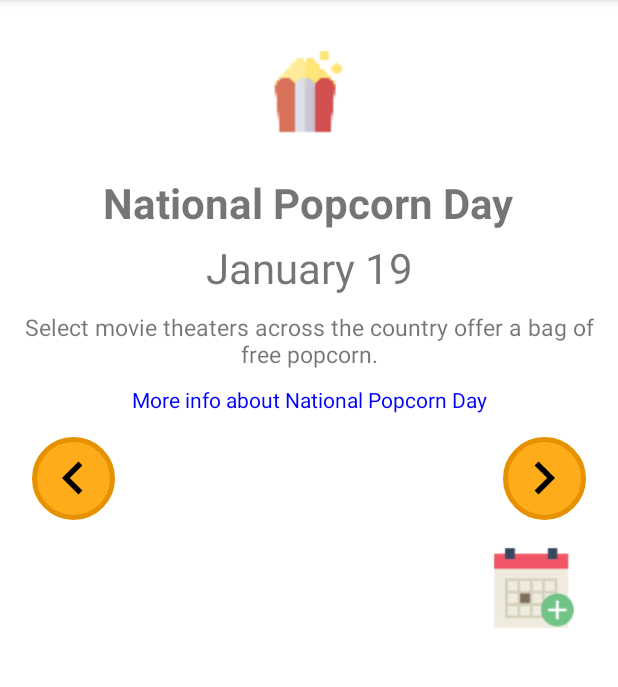
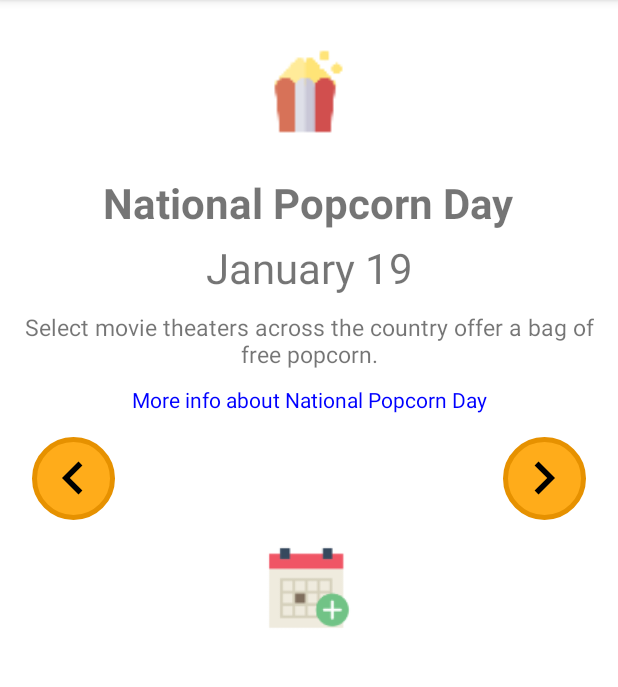
Before and after one commit to nifferdil/Free-Days, an Android app: the screen it shows after launch (FreeDaysActivity), after a tap on "GET STARTED!", on a phone screen of 412 x 824 dp, the part 84-771 px from its top. Run offline under Robolectric (Android 15) with nearby library versions, the phone set to English and light mode, and no system bars; our stand-ins replace ButterKnife.

Commit message:
Center Calendar icon

```diff
--- a/app/src/main/java/com/epicodus/nationalfreedays/epicodus/models/FreeDayLib.java
+++ b/app/src/main/java/com/epicodus/nationalfreedays/epicodus/models/FreeDayLib.java
@@ -71,7 +71,7 @@ public class FreeDayLib {
                 "Free Comic Day",
                 "First Saturday in May",
                 Calendar.MAY,
-                0,
+                Calendar.SATURDAY,
                 "Participating comic book stores across North America give away free comic books.",
                 "http://www.freecomicbookday.com/"
         ));
@@ -81,7 +81,7 @@ public class FreeDayLib {
                 "National Donut Day",
                 "First Friday in June",
                 Calendar.JUNE,
-                0,
+                Calendar.FRIDAY,
                 "Get a free donut at Krispy Kreme, LaMar's Donuts, and Shipley Do-Nuts.",
                 ""
         ));
--- a/app/src/main/res/layout/activity_free_days.xml
+++ b/app/src/main/res/layout/activity_free_days.xml
@@ -140,7 +140,7 @@
                 android:layout_width="80dp"
                 android:layout_height="80dp"
                 android:src="@drawable/ic_calendar"
-                android:layout_gravity="right"
+                android:layout_gravity="center"
                 />
 
             <!--<Button-->
--- a/app/src/main/res/values/strings.xml
+++ b/app/src/main/res/values/strings.xml
@@ -19,7 +19,7 @@
     <string name="about_free_days">About Free Days</string>
     <string name="ok">OK</string>
     <string name="app_description">
-        <![CDATA[Free Days lets you explore a collection of Free Days that take place throughout the year.<br> Add the day to your calendar to be reminded to get your free stuff.<br>]]>
+        <![CDATA[Free Days lets you explore a collection of Free Days that take place throughout the year.<br><br> Add the day to your calendar to be reminded to get your free stuff.<br>]]>
         </string>
     <string name="version">Version 1.0.0</string>
     <string name="attribution">Credits</string>
```
Also changed, not shown: app/src/main/java/com/epicodus/nationalfreedays/epicodus/ui/FreeDaysActivity.java (+10 -9 lines).
